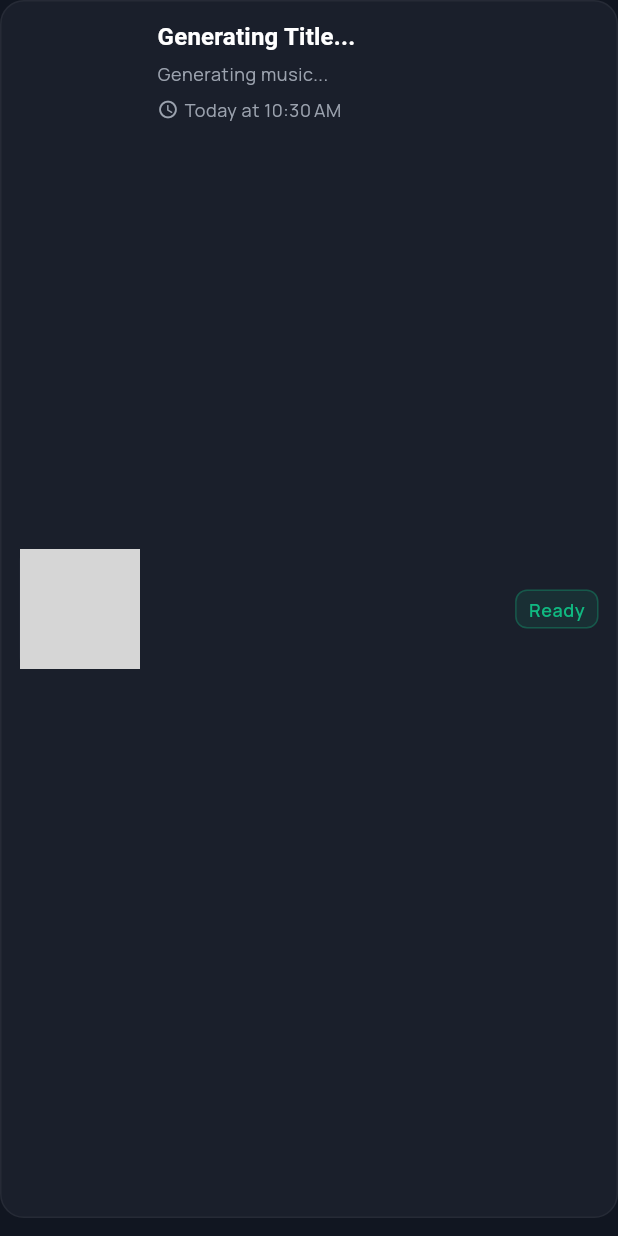
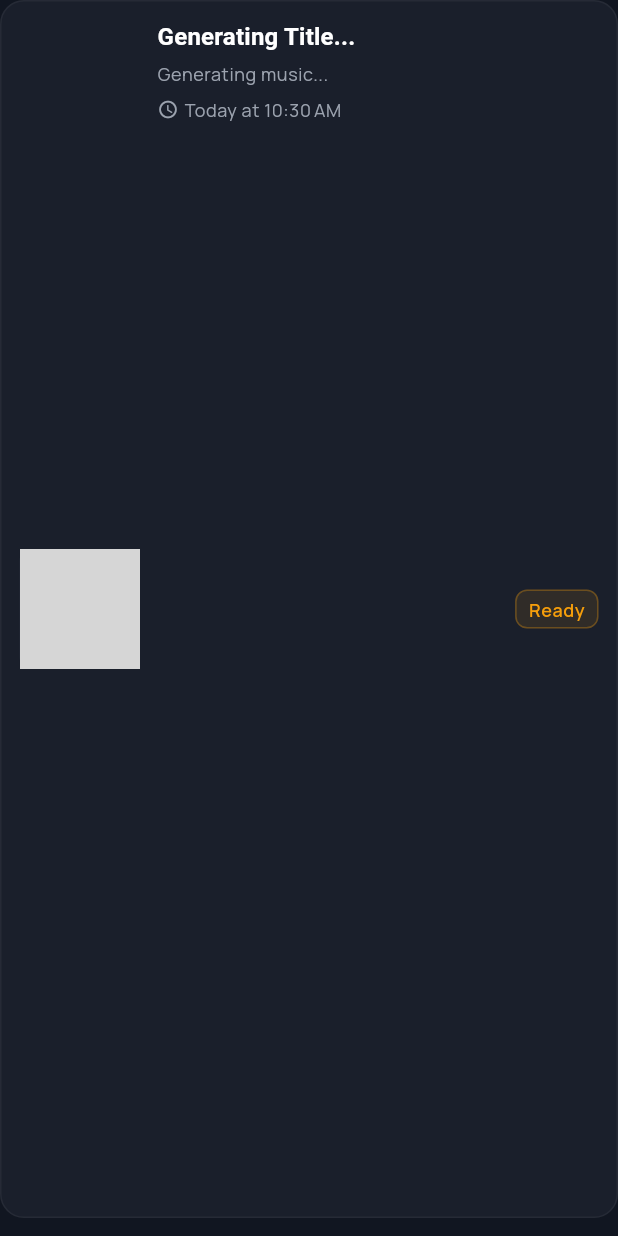
Before and after one commit to aasheesh333/AutoSongStudio, a Flutter app: the _VideoCard widget shown alone on an empty page, opened directly with empty values, on a phone screen of 412 x 824 dp. Run offline on Flutter 3.47's test engine with Material 3 defaults, Android fonts, the phone set to English and light mode, and no system bars; our stand-ins replace app_links, dio, firebase_core, flutter_secure_storage, google_fonts, image_picker and 1 more; accounts and stored records are empty; network calls fail; grey boxes are pictures that could not be loaded.

Commit message:
feat: faster polling (5s) for real-time updates, show error messages for failed videos

```diff
--- a/android_app/lib/screens/home_screen.dart
+++ b/android_app/lib/screens/home_screen.dart
@@ -32,16 +32,13 @@ class _HomeScreenState extends State<HomeScreen> {
   void _startPolling() {
     if (_pollingTimer != null && _pollingTimer!.isActive) return;
 
-    _pollingTimer = Timer.periodic(const Duration(seconds: 10), (_) async {
+    // Poll every 5 seconds for real-time updates
+    _pollingTimer = Timer.periodic(const Duration(seconds: 5), (_) async {
       if (!mounted) return;
 
       final appState = Provider.of<AppState>(context, listen: false);
-      // Check if we need to poll (if recent videos are processing)
-      bool hasActive = appState.videos.any((v) => v.isProcessing || v.isQueued);
-
-      if (hasActive || appState.schedulers.any((s) => s.active)) {
-         await appState.loadVideos();
-      }
+      // Always poll to get live updates
+      await appState.loadVideos();
     });
   }
 
@@ -412,17 +409,31 @@ class _VideoCard extends StatelessWidget {
     String statusText = 'Ready';
     Color statusColor = AppTheme.success;
     String timeText = '';
+    IconData statusIcon = Icons.check_circle;
 
     if (video.isProcessing || video.isQueued) {
-        statusText = video.isProcessing ? 'Processing...' : 'Queued';
+        statusText = video.isProcessing ? 'Processing' : 'Queued';
         statusColor = AppTheme.info; // Blue/Info color
         timeText = 'Generating now...';
+        statusIcon = Icons.hourglass_top;
     } else if (video.isFailed) {
         statusText = 'Failed';
         statusColor = AppTheme.error;
-        timeText = 'Error generating';
+        // Show actual error message if available
+        timeText = video.error?.isNotEmpty == true
+            ? video.error!.length > 40 ? '${video.error!.substring(0, 40)}...' : video.error!
+            : 'Error generating video';
+        statusIcon = Icons.error_outline;
+    } else if (video.isUploaded) {
+        statusText = 'Uploaded';
+        statusColor = AppTheme.success;
+        timeText = 'On YouTube';
+        statusIcon = Icons.cloud_done;
     } else {
-        // Ready or Uploaded
+        // Ready
+        statusText = 'Ready';
+        statusColor = AppTheme.warning;
+        statusIcon = Icons.play_circle_outline;
         final scheduledTime = video.scheduledPublishAt ?? video.createdAt;
         final now = DateTime.now();
         final isToday = scheduledTime.year == now.year &&
```
